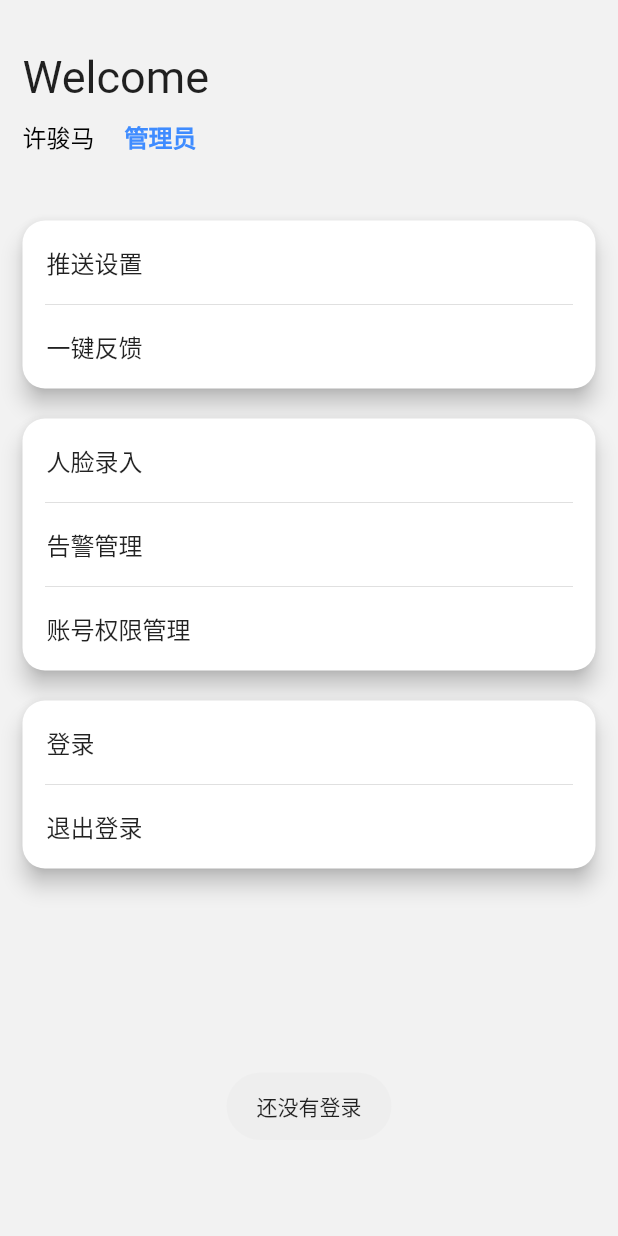
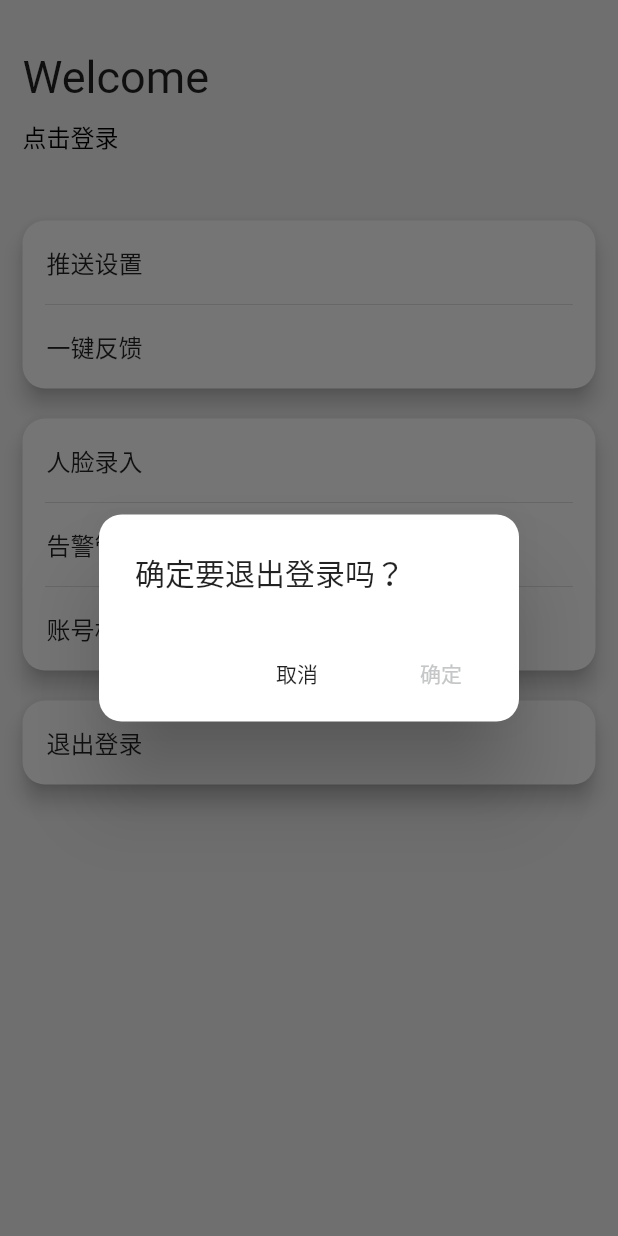
Before and after one commit to ZekunXu/robot_platform, a Flutter app: the SettingPage screen opened directly, after a tap on "退出登录", on a phone screen of 412 x 824 dp. Run offline on Flutter 3.47's test engine with Material 2 defaults, Android fonts, the phone set to English and light mode, and no system bars; our stand-ins replace cookie_jar, dio, dio_cookie_manager, fluro, flutter_redux, fluttertoast and 2 more; missing offline and left inert: flutter_ijkplayer; accounts and stored records are empty; statements that could not run were skipped.

Commit message:
v0.1.20210112

```diff
--- a/lib/pages/index.dart
+++ b/lib/pages/index.dart
@@ -1,5 +1,6 @@
 import 'package:flutter/material.dart';
 import 'package:flutter_redux/flutter_redux.dart';
+import 'package:robot_platform/pages/session/login.dart';
 import '../main_state.dart';
 import 'package:robot_platform/pages/home/home.dart';
 import 'package:robot_platform/pages/setting/setting.dart';
@@ -34,7 +35,7 @@ class _IndexPageState extends State<IndexPage> {
   Widget build(BuildContext context) {
     return StoreBuilder<MainState>(
       builder: (context, store) {
-        return Scaffold(
+        return store.state.sessionState.isLogin ? Scaffold(
           bottomNavigationBar: BottomNavigationBar(
             selectedItemColor: Color.fromRGBO(63, 140, 255, 1),
             unselectedItemColor: Color.fromRGBO(125, 126, 131, 1),
@@ -50,7 +51,7 @@ class _IndexPageState extends State<IndexPage> {
             index: this.currentPageIndex,
             children: this.tabBodies,
           ),
-        );
+        ) : LoginPage();
       },
     );
   }
--- a/lib/pages/setting/setting.dart
+++ b/lib/pages/setting/setting.dart
@@ -26,7 +26,6 @@ class _SettingPageState extends State<SettingPage> {
   ];
 
   final List<String> content3 = [
-    "登录",
     "退出登录",
   ];
 
--- a/lib/pages/setting/setting_grid_widget.dart
+++ b/lib/pages/setting/setting_grid_widget.dart
@@ -2,6 +2,8 @@ import 'package:flutter/material.dart';
 import 'package:flutter_redux/flutter_redux.dart';
 import 'package:fluttertoast/fluttertoast.dart';
 import 'package:robot_platform/configs/configure_global_param.dart';
+import 'package:robot_platform/pages/index.dart';
+import 'package:robot_platform/pages/setting/setting.dart';
 import 'package:robot_platform/redux/actions/session_action.dart';
 import 'package:robot_platform/routers/application.dart';
 import 'package:robot_platform/widgets/common_card.dart';
@@ -33,8 +35,8 @@ class _SettingGridWidgetState extends State<SettingGridWidget> {
 
   @override
   Widget build(BuildContext context) {
-    return StoreConnector<MainState, _viewModel>(
-      converter: (store) => _viewModel.create(store),
+    return StoreConnector<MainState, _ViewModel>(
+      converter: (store) => _ViewModel.create(store),
       builder: (context, viewModel){
         return MyCard(
             child: ListView.separated(
@@ -57,23 +59,7 @@ class _SettingGridWidgetState extends State<SettingGridWidget> {
 
                   return InkWell(
                     borderRadius: borderRadius,
-                    onTap: () {
-                      switch(widget.content[index]){
-                        case "登录":
-                          if(viewModel.isLogin == true){
-                            Fluttertoast.showToast(msg: "已经登录");
-                          }else{
-                            Application.router.navigateTo(context, '/login');
-                          }
-                          break;
-                        case "退出登录":
-                          _logOut(viewModel);
-                          break;
-                        default:
-                          Fluttertoast.showToast(msg: "你点击了 ${widget.content[index]}");
-                          break;
-                      }
-                    },
+                    onTap: () => _settingNavigator(viewModel, index),
                     child: ListTile(
                       title: Text(widget.content[index]),
                     ),
@@ -91,31 +77,59 @@ class _SettingGridWidgetState extends State<SettingGridWidget> {
     );
   }
 
-  _logOut(_viewModel viewModel) async {
-    if(viewModel.isLogin == true){
-      final prefs = await SharedPreferences.getInstance();
-      prefs.remove(GlobalParam.SHARED_PREFERENCE_TOKEN);
-      viewModel.onSetLoginStatus(false);
-      Fluttertoast.showToast(msg: "已经退出登录");
-    }else{
-      Fluttertoast.showToast(msg: "还没有登录");
+
+  _settingNavigator(_ViewModel viewModel, int index) {
+    switch (widget.content[index]) {
+      case "退出登录":
+        _logOut(viewModel);
+        break;
+      default:
+        Fluttertoast.showToast(msg: "你点击了 ${widget.content[index]}");
+        break;
     }
+  }
+
+  _logOut(_ViewModel viewModel) async {
+
+    return showDialog(context: context,
+    builder: (context){
+      return AlertDialog(
+        title: Text("确定要退出登录吗？"),
+        shape: RoundedRectangleBorder(borderRadius: BorderRadius.all(Radius.circular(15.0))),
+        actions: [
+          FlatButton(onPressed: (){
+            Navigator.of(context).pop();
+            },
+              child: Text("取消")),
+          FlatButton(onPressed: () async {
+            final prefs = await SharedPreferences.getInstance();
+            prefs.remove(GlobalParam.SHARED_PREFERENCE_TOKEN);
+            viewModel.onSetLoginStatus(false);
+            Navigator.of(context).pushAndRemoveUntil(new MaterialPageRoute(builder: (context) => IndexPage()),
+                    (route) => route == null);
+            Fluttertoast.showToast(msg: "已经退出登录");
+          }, child: Text("确定", style: TextStyle(color: Color.fromRGBO(197, 198, 199, 1)),)),
+        ],
+
+      );
+    }
+    );
   }
 }
 
-class _viewModel {
+class _ViewModel {
   bool isLogin;
   Function(bool) onSetLoginStatus;
 
-  _viewModel({this.isLogin, this.onSetLoginStatus});
+  _ViewModel({this.isLogin, this.onSetLoginStatus});
 
-  factory _viewModel.create(Store<MainState> store){
+  factory _ViewModel.create(Store<MainState> store){
 
     _onSetLoginStatus(bool isLogin){
-      store.dispatch(setLoginStateAction(isLogin: isLogin));
+      store.dispatch(SetLoginStateAction(isLogin: isLogin));
     }
 
-    return _viewModel(
+    return _ViewModel(
       isLogin: store.state.sessionState.isLogin,
       onSetLoginStatus: _onSetLoginStatus,
     );
--- a/lib/pages/setting/user_info_widget.dart
+++ b/lib/pages/setting/user_info_widget.dart
@@ -1,4 +1,7 @@
 import 'package:flutter/material.dart';
+import 'package:flutter_redux/flutter_redux.dart';
+import 'package:robot_platform/main_state.dart';
+import 'package:redux/redux.dart';
 
 class UserInfoWidget extends StatefulWidget {
   UserInfoWidget({Key key}) : super(key: key);
@@ -22,6 +25,9 @@ class _UserInfoWidgetState extends State<UserInfoWidget> {
 
   @override
   Widget build(BuildContext context) {
+    return StoreConnector<MainState, _ViewModel>(
+      converter: (store) => _ViewModel.create(store),
+      builder: (context, viewModel){
         return Container(
           padding: EdgeInsets.only(bottom: 40),
           child: ListTile(
@@ -35,12 +41,12 @@ class _UserInfoWidgetState extends State<UserInfoWidget> {
               child: Row(
                 children: [
                   Text(
-                "许骏马",
+                    viewModel.username ?? "点击登录",
                     style: TextStyle(fontSize: 16, color: Colors.black),
                   ),
                   Padding(padding: EdgeInsets.only(left: 20)),
                   Text(
-                "管理员",
+                    viewModel.identity ?? "",
                     style: TextStyle(
                         fontSize: 16,
                         color: Color.fromRGBO(63, 140, 255, 1),
@@ -51,5 +57,24 @@ class _UserInfoWidgetState extends State<UserInfoWidget> {
             ),
           ),
         );
+      },
+    );
   }
 }
+
+class _ViewModel {
+  String username;
+  String identity;
+
+  _ViewModel({this.username, this.identity});
+
+  factory _ViewModel.create(Store<MainState> store){
+
+    return _ViewModel(
+      username: store.state.sessionState.username,
+      identity: store.state.sessionState.identity,
+    );
+  }
+
+
+}
--- a/lib/redux/actions/session_action.dart
+++ b/lib/redux/actions/session_action.dart
@@ -2,31 +2,45 @@ import 'package:redux/redux.dart';
 import '../models/session_model.dart';
 
 // ignore: camel_case_types
-class setUsernameAction {
+class SetUsernameAction {
   String username;
-  setUsernameAction({this.username}) : super();
+  SetUsernameAction({this.username}) : super();
 
   static SessionModel setUsername(
-      SessionModel session, setUsernameAction action) {
+      SessionModel session, SetUsernameAction action) {
     session?.username = action?.username;
     return session;
   }
 }
 
+class SetUserIdentityAction {
+  String identity;
+
+  SetUserIdentityAction({this.identity}) : super();
+
+  static SessionModel setUserIdentity(
+      SessionModel session, SetUserIdentityAction action){
+    session?.identity = action?.identity;
+    return session;
+  }
+
+}
+
 // ignore: camel_case_types
-class setLoginStateAction {
+class SetLoginStateAction {
   bool isLogin;
-  setLoginStateAction({this.isLogin});
+  SetLoginStateAction({this.isLogin});
 
   static SessionModel setLoginState(
-      SessionModel session, setLoginStateAction action) {
+      SessionModel session, SetLoginStateAction action) {
     session?.isLogin = action?.isLogin;
     return session;
   }
 }
 
 final sessionReducer = combineReducers<SessionModel>([
-  TypedReducer<SessionModel, setUsernameAction>(setUsernameAction.setUsername),
-  TypedReducer<SessionModel, setLoginStateAction>(
-      setLoginStateAction.setLoginState),
+  TypedReducer<SessionModel, SetUsernameAction>(SetUsernameAction.setUsername),
+  TypedReducer<SessionModel, SetLoginStateAction>(
+      SetLoginStateAction.setLoginState),
+  TypedReducer<SessionModel, SetUserIdentityAction>(SetUserIdentityAction.setUserIdentity),
 ]);
--- a/lib/redux/models/session_model.dart
+++ b/lib/redux/models/session_model.dart
@@ -2,8 +2,8 @@
 class SessionModel {
   bool isLogin;
   String username;
-  int level;
+  String identity;
   bool isBan;
 
-  SessionModel({this.isLogin, this.username, this.isBan, this.level});
+  SessionModel({this.isLogin, this.username, this.isBan, this.identity});
 }
```
Also changed, not shown: lib/pages/session/login.dart (+52 -22 lines), 5 other files. Lines whose indentation alone changed are shown as unchanged.
